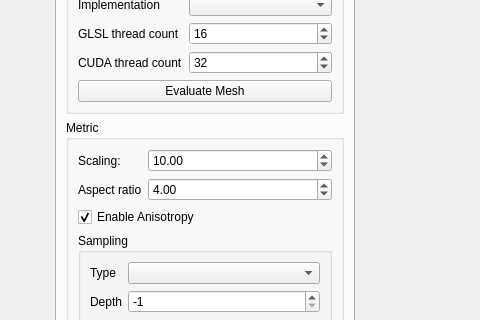
This is UserInterface/MainWindow.ui in wibus/GpuMesh as Qt 5 draws it before an edit; both pictures show x 195 to 675 and y 107 to 427 of the 800 by 857 pixel window. The edited form follows.
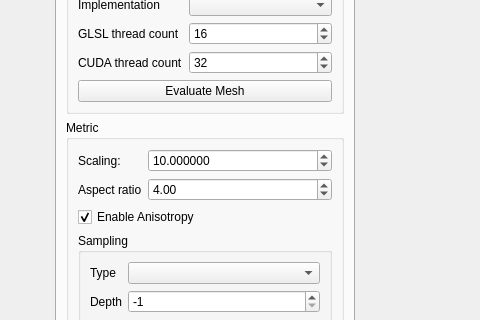
This is the edited form. The open tabs and pages were chosen to show the change.

Commit message: Mémoire : Croissance du temps de calcul

Diff of the .ui file:
```diff
--- a/UserInterface/MainWindow.ui
+++ b/UserInterface/MainWindow.ui
@@ -247,6 +247,9 @@
            </item>
            <item row="0" column="1">
             <widget class="QDoubleSpinBox" name="scalingSpin">
+             <property name="decimals">
+              <number>6</number>
+             </property>
              <property name="minimum">
               <double>0.010000000000000</double>
              </property>
```
The commit also changes 2 other files.
